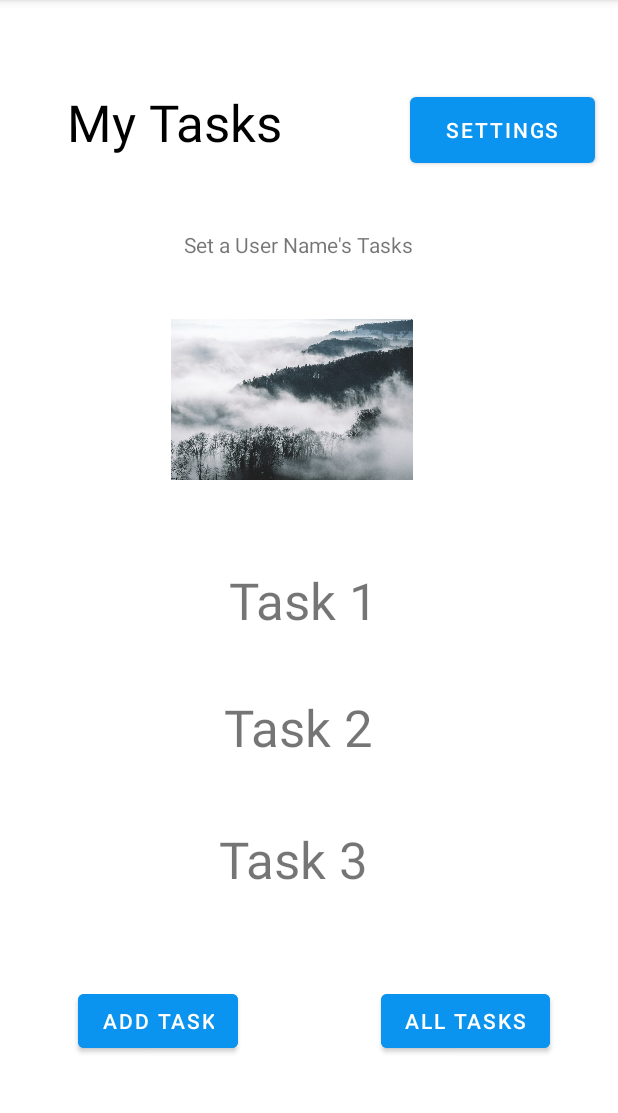
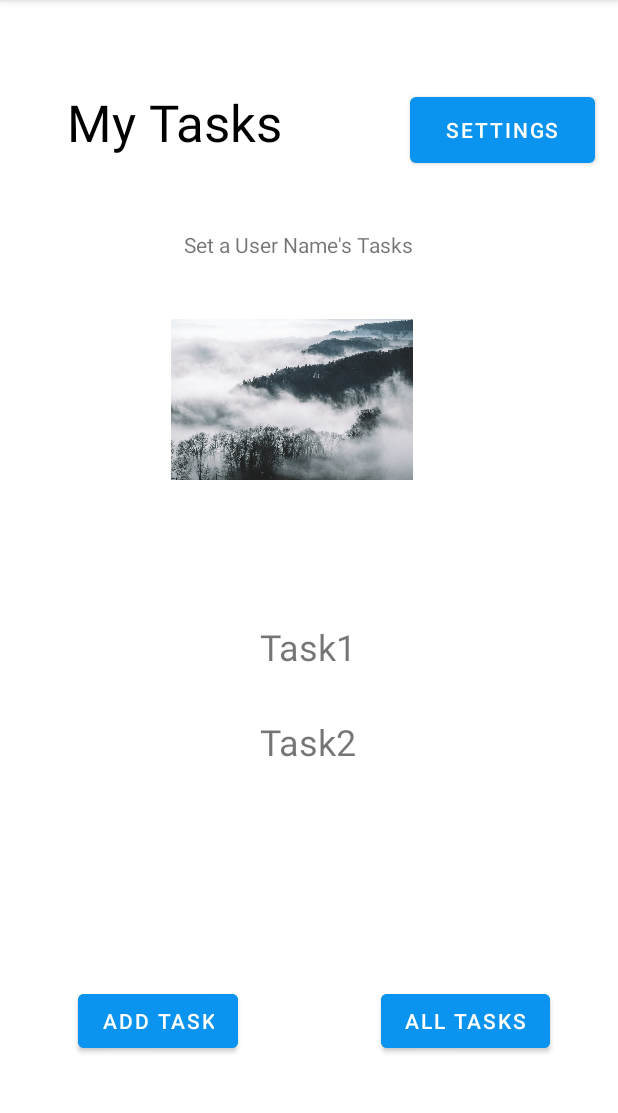
Before and after one commit to TareqZeadeh/Taskmaster, an Android app: the screen it shows after launch (MainActivity), on a phone screen of 412 x 824 dp, the part 84-1197 px from its top. Run offline under Robolectric (Android 15) with nearby library versions, the phone set to English and light mode, and no system bars.

Commit message:
lab 28 done

```diff
--- a/app/build.gradle
+++ b/app/build.gradle
@@ -32,6 +32,7 @@ dependencies {
     implementation 'androidx.appcompat:appcompat:1.3.1'
     implementation 'com.google.android.material:material:1.4.0'
     implementation 'androidx.constraintlayout:constraintlayout:2.0.4'
+    implementation 'androidx.legacy:legacy-support-v4:1.0.0'
     testImplementation 'junit:junit:4.+'
     androidTestImplementation 'androidx.test.ext:junit:1.1.3'
     androidTestImplementation 'androidx.test.espresso:espresso-core:3.4.0'
--- a/app/src/main/java/com/example/taskmaster/MainActivity.java
+++ b/app/src/main/java/com/example/taskmaster/MainActivity.java
@@ -1,6 +1,8 @@
 package com.example.taskmaster;
 
 import androidx.appcompat.app.AppCompatActivity;
+import androidx.recyclerview.widget.LinearLayoutManager;
+import androidx.recyclerview.widget.RecyclerView;
 
 import android.content.Intent;
 import android.content.SharedPreferences;
@@ -10,14 +12,31 @@ import android.view.View;
 import android.widget.Button;
 import android.widget.TextView;
 
+import java.util.ArrayList;
+
 public class MainActivity extends AppCompatActivity {
 
     @Override
     protected void onCreate(Bundle savedInstanceState) {
         super.onCreate(savedInstanceState);
         setContentView(R.layout.activity_main);
+
+        ArrayList<Task> tasks = new ArrayList<>();
+        tasks.add(new Task("Task1","first Task",State.NEW.toString()));
+        tasks.add(new Task("Task2","second Task",State.ASSIGNED.toString()));
+        tasks.add(new Task("Task3","third Task",State.COMPLETE.toString()));
+        tasks.add(new Task("Task4","fourth Task",State.IN_PROGRESS.toString()));
+        tasks.add(new Task("Task5","fifth Task",State.COMPLETE.toString()));
+        tasks.add(new Task("Task6","sixth Task",State.NEW.toString()));
+        tasks.add(new Task("Task7","seventh Task",State.ASSIGNED.toString()));
+        tasks.add(new Task("Task8","eighth Task",State.IN_PROGRESS.toString()));
+        RecyclerView recyclerView = findViewById(R.id.rcv);
+        recyclerView.setLayoutManager(new LinearLayoutManager(this));
+        recyclerView.setAdapter(new TaskAdapter(tasks));
+
         Button button1 = findViewById(R.id.button);
         button1.setOnClickListener(new View.OnClickListener() {
+
             @Override
             public void onClick(View view) {
                 Intent intent = new Intent(MainActivity.this, Add_Task.class);
--- /dev/null
+++ b/app/src/main/java/com/example/taskmaster/State.java
@@ -0,0 +1,8 @@
+package com.example.taskmaster;
+
+public enum State {
+    NEW,
+    ASSIGNED,
+    IN_PROGRESS,
+    COMPLETE
+}
--- /dev/null
+++ b/app/src/main/java/com/example/taskmaster/Task.java
@@ -0,0 +1,37 @@
+package com.example.taskmaster;
+
+public class Task {
+    public String title;
+    public String body;
+    public String state;
+
+    public Task(String title, String body, String state) {
+        this.title = title;
+        this.body = body;
+        this.state = state;
+    }
+
+    public String getTitle() {
+        return title;
+    }
+
+    public void setTitle(String title) {
+        this.title = title;
+    }
+
+    public String getBody() {
+        return body;
+    }
+
+    public void setBody(String body) {
+        this.body = body;
+    }
+
+    public String getState() {
+        return state;
+    }
+
+    public void setState(String state) {
+        this.state = state;
+    }
+}
--- /dev/null
+++ b/app/src/main/java/com/example/taskmaster/TaskAdapter.java
@@ -0,0 +1,63 @@
+package com.example.taskmaster;
+
+import android.content.Intent;
+import android.view.LayoutInflater;
+import android.view.View;
+import android.view.ViewGroup;
+import android.widget.TextView;
+
+import androidx.annotation.NonNull;
+import androidx.recyclerview.widget.RecyclerView;
+
+import java.util.ArrayList;
+import java.util.List;
+
+public class TaskAdapter extends RecyclerView.Adapter<TaskAdapter.TaskViewHolder>{
+    List<Task> tasks = new ArrayList<>();
+
+
+    public TaskAdapter(ArrayList<Task> tasks) {
+        this.tasks = tasks;
+
+    }
+
+    @NonNull
+    @Override
+    public TaskViewHolder onCreateViewHolder(@NonNull ViewGroup parent, int viewType) {
+        View view = LayoutInflater.from(parent.getContext()).inflate(R.layout.fragment_task,parent,false);
+        TaskViewHolder taskViewHolder = new TaskViewHolder(view);
+        return taskViewHolder;
+    }
+
+    @Override
+    public void onBindViewHolder(@NonNull TaskViewHolder holder, int position) {
+        holder.task = tasks.get(position);
+        TextView textView = holder.itemView.findViewById(R.id.textViewfrag);
+        textView.setText(holder.task.title);
+    }
+
+    @Override
+    public int getItemCount() {
+        return tasks.size();
+    }
+
+    public static class TaskViewHolder extends RecyclerView.ViewHolder implements View.OnClickListener{
+
+        public Task task;
+        View itemView;
+        public TaskViewHolder(@NonNull View itemView) {
+            super(itemView);
+            this.itemView = itemView;
+            this.itemView.setOnClickListener(this);
+        }
+
+        @Override
+        public void onClick(View view) {
+            Intent intent= new Intent(view.getContext(),taskDetail.class);
+            intent.putExtra("title",task.getTitle());
+            intent.putExtra("body",task.getBody());
+            intent.putExtra("state",task.getState());
+            view.getContext().startActivity(intent);
+        }
+    }
+}
--- a/app/src/main/res/layout/activity_main.xml
+++ b/app/src/main/res/layout/activity_main.xml
@@ -81,7 +81,7 @@
         android:id="@+id/textView9"
         android:layout_width="wrap_content"
         android:layout_height="wrap_content"
-        android:text="User Name Tasks"
+        android:text="@string/user_name_tasks"
         app:layout_constraintBottom_toBottomOf="parent"
         app:layout_constraintEnd_toEndOf="parent"
         app:layout_constraintHorizontal_bias="0.473"
@@ -89,47 +89,19 @@
         app:layout_constraintTop_toTopOf="parent"
         app:layout_constraintVertical_bias="0.205" />
 
-    <TextView
-        android:id="@+id/textView10"
-        android:layout_width="wrap_content"
-        android:layout_height="wrap_content"
-        android:layout_marginTop="68dp"
-        android:onClick="taskDetail"
-        android:text="Task 1"
-        android:textSize="34sp"
+    <androidx.recyclerview.widget.RecyclerView
+        android:id="@+id/rcv"
+        android:layout_width="330dp"
+        android:layout_height="112dp"
+        android:layout_marginTop="16dp"
+        android:textAlignment="center"
+        android:textDirection="firstStrongRtl"
         app:layout_constraintBottom_toBottomOf="parent"
         app:layout_constraintEnd_toEndOf="parent"
-        app:layout_constraintHorizontal_bias="0.49"
+        app:layout_constraintHorizontal_bias="0.493"
         app:layout_constraintStart_toStartOf="parent"
-        app:layout_constraintTop_toTopOf="parent"
-        app:layout_constraintVertical_bias="0.472" />
-
-    <TextView
-        android:id="@+id/textView11"
-        android:layout_width="100dp"
-        android:layout_height="44dp"
-        android:onClick="taskDetail"
-        android:text="Task 2"
-        android:textSize="34sp"
-        app:layout_constraintBottom_toBottomOf="parent"
-        app:layout_constraintEnd_toEndOf="parent"
-        app:layout_constraintHorizontal_bias="0.478"
-        app:layout_constraintStart_toStartOf="parent"
-        app:layout_constraintTop_toTopOf="parent"
-        app:layout_constraintVertical_bias="0.638" />
-
-    <TextView
-        android:id="@+id/textView13"
-        android:layout_width="106dp"
-        android:layout_height="50dp"
-        android:onClick="taskDetail"
-        android:text="Task 3"
-        android:textSize="34sp"
-        app:layout_constraintBottom_toBottomOf="parent"
-        app:layout_constraintEnd_toEndOf="parent"
-        app:layout_constraintHorizontal_bias="0.478"
-        app:layout_constraintStart_toStartOf="parent"
-        app:layout_constraintTop_toTopOf="parent"
-        app:layout_constraintVertical_bias="0.766" />
+        app:layout_constraintTop_toBottomOf="@+id/imageView3"
+        app:layout_constraintVertical_bias="0.163"
+        tools:itemCount="0" />
 
 </androidx.constraintlayout.widget.ConstraintLayout>
--- /dev/null
+++ b/app/src/main/res/layout/fragment_task.xml
@@ -0,0 +1,24 @@
+<?xml version="1.0" encoding="utf-8"?>
+<androidx.constraintlayout.widget.ConstraintLayout xmlns:android="http://schemas.android.com/apk/res/android"
+    xmlns:app="http://schemas.android.com/apk/res-auto"
+    xmlns:tools="http://schemas.android.com/tools"
+    android:id="@+id/frameLayout"
+    android:layout_width="match_parent"
+    android:layout_height="wrap_content"
+    android:layout_margin="5dp"
+    tools:context=".TaskFragment">
+
+    <TextView
+        android:id="@+id/textViewfrag"
+        android:layout_width="wrap_content"
+        android:layout_height="wrap_content"
+        android:layout_margin="10dp"
+        android:text="@string/task"
+        android:textSize="24sp"
+        app:layout_constraintBottom_toBottomOf="parent"
+        app:layout_constraintEnd_toEndOf="parent"
+        app:layout_constraintStart_toStartOf="parent"
+        app:layout_constraintTop_toTopOf="parent"
+        app:layout_constraintVertical_bias="0.0" />
+
+</androidx.constraintlayout.widget.ConstraintLayout>
--- a/app/src/main/res/values/strings.xml
+++ b/app/src/main/res/values/strings.xml
@@ -18,4 +18,9 @@
     <string name="textview">TextView</string>
     <string name="lorem_ipsum_dolor_sit_amet_consectetur_adipiscing_elit_sed_do_eiusmod_tempor_incididunt_ut_labore_et_dolore_magna_aliqua_ut_enim_ad_minim_veniam_quis_nostrud_exercitation_ullamco_laboris_nisi_ut_aliquip_ex_ea_commodo_consequat_duis_aute_irure_dolor_in_reprehenderit_in_voluptate_velit_esse_cillum_dolore_eu_fugiat_nulla_pariatur_excepteur_sint_occaecat_cupidatat_non_proident_sunt_in_culpa_qui_officia_deserunt_mollit_anim_id_est_laborum">Lorem ipsum dolor sit amet, consectetur adipiscing elit, sed do eiusmod tempor incididunt ut labore et dolore magna aliqua. Ut enim ad minim veniam, quis nostrud exercitation ullamco laboris nisi ut aliquip ex ea commodo consequat. Duis aute irure dolor in reprehenderit in voluptate velit esse cillum dolore eu fugiat nulla pariatur. Excepteur sint occaecat cupidatat non proident, sunt in culpa qui officia deserunt mollit anim id est laborum.</string>
     <string name="settings">Settings</string>
+    <string name="user_name_tasks">User Name Tasks</string>
+    <string name="task">Task</string>
+
+    <!-- TODO: Remove or change this placeholder text -->
+
 </resources>
```
Also changed, not shown: app/src/main/java/com/example/taskmaster/TaskFragment.java (added, +69 -0 lines), app/src/main/java/com/example/taskmaster/taskDetail.java (+9 -2 lines), app/src/main/res/layout/activity_task_detail.xml (+23 -12 lines), 4 other files.
